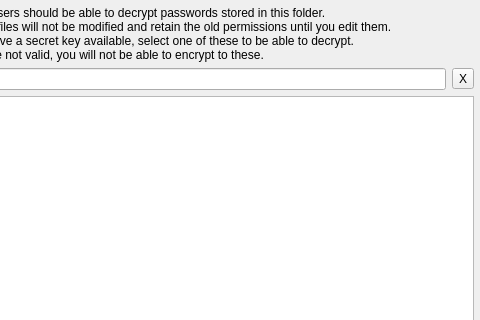
This is usersdialog.ui in IJHack/QtPass as Qt 5 draws it before an edit; both pictures show x 86 to 566 and y 0 to 320 of the 566 by 465 pixel window. The edited form follows.
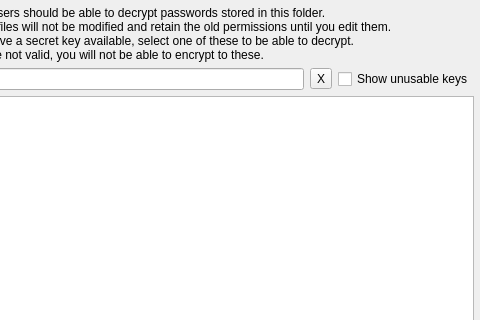
This is the edited form.

```diff
--- a/usersdialog.ui
+++ b/usersdialog.ui
@@ -63,6 +63,13 @@
        </property>
       </widget>
      </item>
+     <item>
+      <widget class="QCheckBox" name="checkBox">
+       <property name="text">
+        <string>Show unusable keys</string>
+       </property>
+      </widget>
+     </item>
     </layout>
    </item>
    <item>
```
